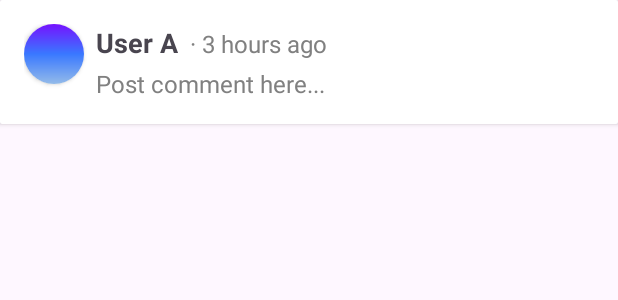
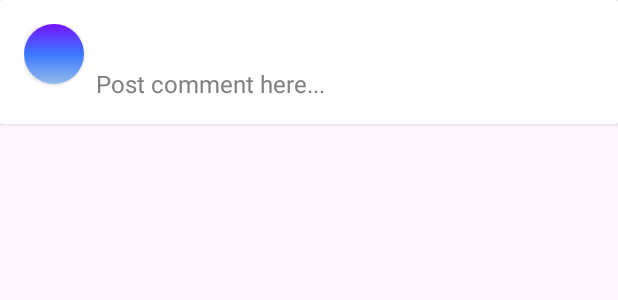
Before and after one commit to TeeQiJing/EduMaster, an Android app: the layout item_comment.xml on its own in the app's theme, with its tools: preview values and no code run, on a phone screen of 412 x 824 dp. Shown: the top 300 px of the screen. Run offline under Robolectric (Android 15) with nearby library versions, the phone set to English and light mode, and no system bars; Roboto replaces fonts that are not available here.

Commit message:
modify lil bit xml for community

```diff
--- a/app/src/main/res/layout/fragment_comment.xml
+++ b/app/src/main/res/layout/fragment_comment.xml
@@ -43,7 +43,7 @@
             android:id="@+id/post_user_name"
             android:layout_width="wrap_content"
             android:layout_height="wrap_content"
-            android:text="User A"
+            android:text=""
             android:textSize="18sp"
             android:textStyle="bold" />
 
@@ -52,7 +52,6 @@
             android:layout_width="wrap_content"
             android:layout_height="wrap_content"
             android:layout_marginStart="8dp"
-            android:text="· 3 hours ago"
             android:textColor="#808080"
             android:textSize="16sp" />
 
@@ -125,7 +124,6 @@
                 android:layout_height="wrap_content"
                 android:layout_weight="1"
                 android:backgroundTint="#E9E9E9"
-                android:text="19"
                 android:textColor="#80000000"
                 app:icon="@drawable/ic_like"
                 app:iconTint="#80000000" />
@@ -156,7 +154,6 @@
             android:layout_marginStart="16dp"
             android:layout_weight="1"
             android:backgroundTint="#E9E9E9"
-            android:text="5"
             android:textColor="#80000000"
             app:icon="@drawable/ic_comment"
             app:iconTint="#80020202" />
--- a/app/src/main/res/layout/item_comment.xml
+++ b/app/src/main/res/layout/item_comment.xml
@@ -48,7 +48,7 @@
                     android:id="@+id/comment_user_name"
                     android:layout_width="wrap_content"
                     android:layout_height="wrap_content"
-                    android:text="User A"
+                    android:text=""
                     android:textSize="18sp"
                     android:textStyle="bold" />
 
@@ -57,7 +57,6 @@
                     android:layout_width="wrap_content"
                     android:layout_height="wrap_content"
                     android:layout_marginStart="8dp"
-                    android:text="· 3 hours ago"
                     android:textColor="#808080"
                     android:textSize="16sp" />
             </LinearLayout>
--- a/app/src/main/res/layout/item_post.xml
+++ b/app/src/main/res/layout/item_post.xml
@@ -39,7 +39,7 @@
             android:id="@+id/post_user_name"
             android:layout_width="wrap_content"
             android:layout_height="wrap_content"
-            android:text="User A"
+            android:text=""
             android:textSize="18sp"
             android:textStyle="bold" />
 
@@ -48,7 +48,6 @@
             android:layout_width="wrap_content"
             android:layout_height="wrap_content"
             android:layout_marginStart="8dp"
-            android:text="· 3 hours ago"
             android:textColor="#808080"
             android:textSize="16sp" />
     </LinearLayout>
@@ -115,7 +114,6 @@
                 android:layout_height="wrap_content"
                 android:layout_weight="1"
                 android:backgroundTint="#E9E9E9"
-                android:text="19"
                 android:textColor="#80000000"
                 app:icon="@drawable/ic_like"
                 app:iconTint="#80000000" />
@@ -146,7 +144,6 @@
             android:layout_marginStart="16dp"
             android:layout_weight="1"
             android:backgroundTint="#E9E9E9"
-            android:text="5"
             android:textColor="#80000000"
             app:icon="@drawable/ic_comment"
             app:iconTint="#80020202" />
```
